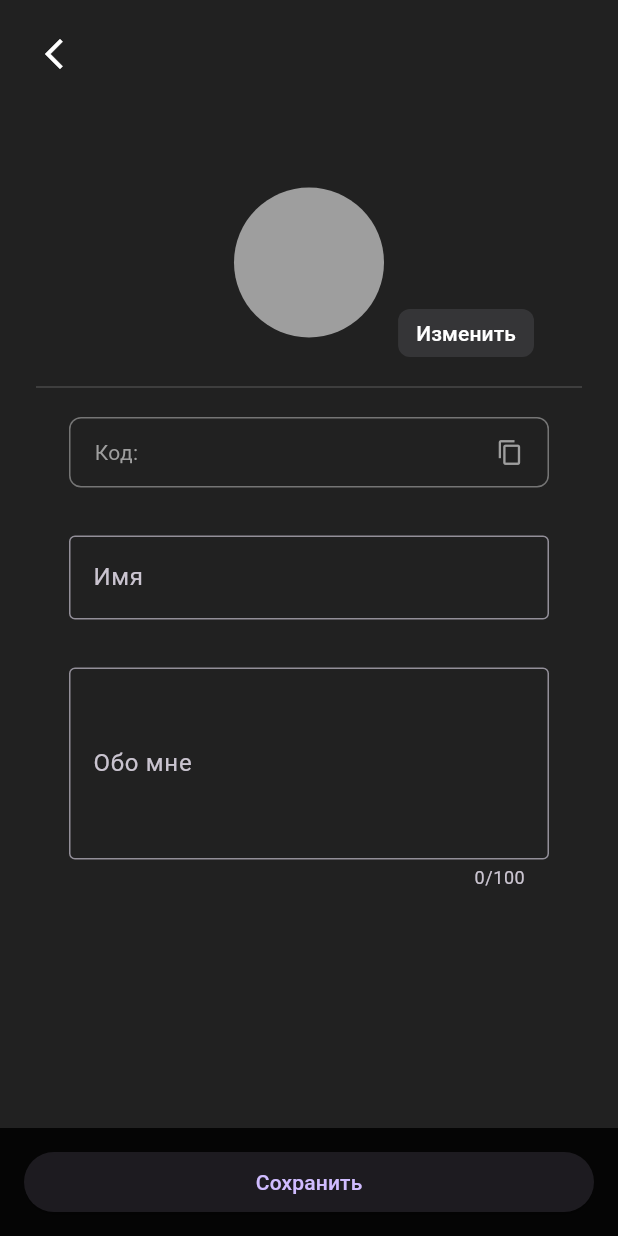
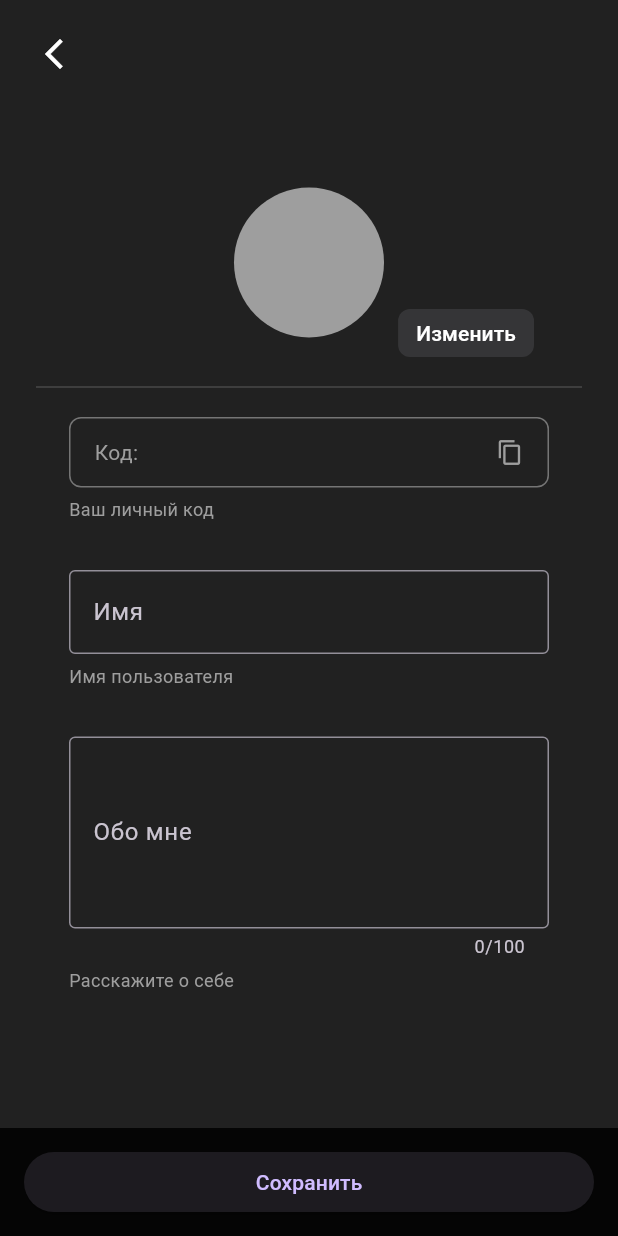
Before and after one commit to 00THESAME00/menro-push-server, a Flutter app: the EditProfileScreen screen opened directly with empty values, on a phone screen of 412 x 824 dp. Run offline on Flutter 3.47's test engine with Material 3 defaults, Android fonts, the phone set to English and light mode, and no system bars; our stand-ins replace cloud_firestore, firebase_core, firebase_messaging, shared_preferences; accounts and stored records are empty.

Commit message:
Обновление

```diff
--- a/lib/main.dart
+++ b/lib/main.dart
@@ -1121,7 +1121,7 @@ class _EditProfileScreenState extends State<EditProfileScreen> {
                           ),
                         ),
                         Positioned(
-                          bottom: -16, // ✨ опущено
+                          bottom: -16,
                           right: -60,
                           child: ElevatedButton(
                             style: ElevatedButton.styleFrom(
@@ -1150,7 +1150,7 @@ class _EditProfileScreenState extends State<EditProfileScreen> {
 
                   // 🔲 Линия-дивидер
                   const Padding(
-                    padding: EdgeInsets.symmetric(horizontal: 24), // ✨ расширено
+                    padding: EdgeInsets.symmetric(horizontal: 24),
                     child: Divider(
                       color: Color(0xFF474747),
                       thickness: 1,
@@ -1164,15 +1164,15 @@ class _EditProfileScreenState extends State<EditProfileScreen> {
                   Align(
                     alignment: Alignment.center,
                     child: SizedBox(
-                      width: 320, // ✨ шире поле
-                      child: GestureDetector(
+                      width: 320,
+                      child: Column(
+                        crossAxisAlignment: CrossAxisAlignment.start,
+                        children: [
+                          GestureDetector(
                             onLongPress: () {
                               Clipboard.setData(ClipboardData(text: widget.userId));
                               ScaffoldMessenger.of(context).showSnackBar(
-                            const SnackBar(
-                              content: Text('ID скопирован'),
-                              duration: Duration(seconds: 1),
-                            ),
+                                const SnackBar(content: Text('ID скопирован'), duration: Duration(seconds: 1)),
                               );
                             },
                             child: Container(
@@ -1192,6 +1192,10 @@ class _EditProfileScreenState extends State<EditProfileScreen> {
                               ),
                             ),
                           ),
+                          const SizedBox(height: 6),
+                          const Text('Ваш личный код', style: TextStyle(color: Colors.grey, fontSize: 12)),
+                        ],
+                      ),
                     ),
                   ),
 
@@ -1201,14 +1205,21 @@ class _EditProfileScreenState extends State<EditProfileScreen> {
                   Align(
                     alignment: Alignment.center,
                     child: SizedBox(
-                      width: 320, // ✨ шире поле
-                      child: TextField(
+                      width: 320,
+                      child: Column(
+                        crossAxisAlignment: CrossAxisAlignment.start,
+                        children: [
+                          TextField(
                             controller: nameController,
                             decoration: const InputDecoration(
                               labelText: 'Имя',
                               border: OutlineInputBorder(),
                             ),
                           ),
+                          const SizedBox(height: 6),
+                          const Text('Имя пользователя', style: TextStyle(color: Colors.grey, fontSize: 12)),
+                        ],
+                      ),
                     ),
                   ),
 
@@ -1218,8 +1229,11 @@ class _EditProfileScreenState extends State<EditProfileScreen> {
                   Align(
                     alignment: Alignment.center,
                     child: SizedBox(
-                      width: 320, // ✨ шире поле
-                      child: TextField(
+                      width: 320,
+                      child: Column(
+                        crossAxisAlignment: CrossAxisAlignment.start,
+                        children: [
+                          TextField(
                             controller: aboutController,
                             maxLines: 4,
                             maxLength: 100,
@@ -1227,6 +1241,10 @@ class _EditProfileScreenState extends State<EditProfileScreen> {
                               labelText: 'Обо мне',
                               border: OutlineInputBorder(),
                             ),
+                          ),
+                          const SizedBox(height: 6),
+                          const Text('Расскажите о себе', style: TextStyle(color: Colors.grey, fontSize: 12)),
+                        ],
                       ),
                     ),
                   ),
```
Lines whose indentation alone changed are shown as unchanged.
